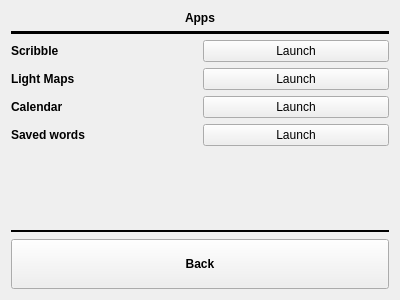
First picture: the form in apps.ui, repository Quill-OS/quill, before the edit.
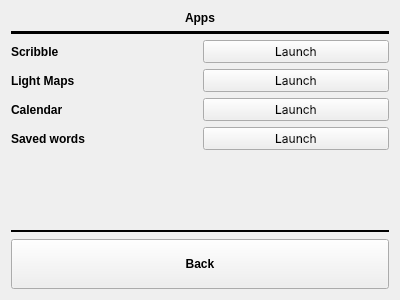
Second picture: the form after the edit.

Commit message: Fixed Crimson Pro font on some buttons in Apps; replaced it with Inter

```diff
--- a/apps.ui
+++ b/apps.ui
@@ -113,6 +113,11 @@
        </item>
        <item row="2" column="1">
         <widget class="QPushButton" name="calendarLaunchBtn">
+         <property name="font">
+          <font>
+           <family>Inter</family>
+          </font>
+         </property>
          <property name="text">
           <string>Launch</string>
          </property>
@@ -122,7 +127,7 @@
         <widget class="QPushButton" name="scribbleLaunchBtn">
          <property name="font">
           <font>
-           <family>Ubuntu</family>
+           <family>Inter</family>
            <italic>false</italic>
           </font>
          </property>
@@ -148,7 +153,7 @@
         <widget class="QPushButton" name="lightmapsLaunchBtn">
          <property name="font">
           <font>
-           <family>Ubuntu</family>
+           <family>Inter</family>
            <italic>false</italic>
           </font>
          </property>
@@ -172,6 +177,11 @@
        </item>
        <item row="3" column="1">
         <widget class="QPushButton" name="savedWordsLaunchBtn">
+         <property name="font">
+          <font>
+           <family>Inter</family>
+          </font>
+         </property>
          <property name="text">
           <string>Launch</string>
          </property>
```
